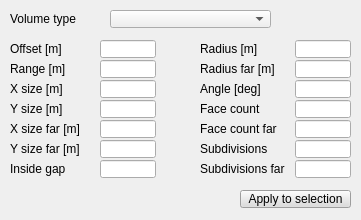
Above: ui/qdlgdetectionvolume.ui from CoppeliaRobotics/coppeliaSimLib before the change. Below: the same form after it.
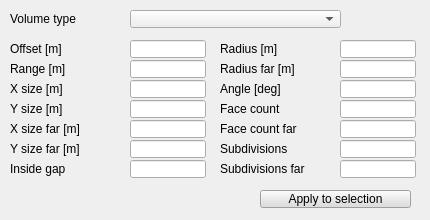
That is the form after the change.

Diff of the .ui file:
```diff
--- a/ui/qdlgdetectionvolume.ui
+++ b/ui/qdlgdetectionvolume.ui
@@ -6,7 +6,7 @@
    <rect>
     <x>0</x>
     <y>0</y>
-    <width>361</width>
+    <width>430</width>
     <height>220</height>
    </rect>
   </property>
@@ -21,7 +21,7 @@
     <rect>
      <x>10</x>
      <y>10</y>
-     <width>91</width>
+     <width>121</width>
      <height>18</height>
     </rect>
    </property>
@@ -32,9 +32,9 @@
   <widget class="QComboBox" name="qqType">
    <property name="geometry">
     <rect>
-     <x>110</x>
+     <x>130</x>
      <y>10</y>
-     <width>161</width>
+     <width>211</width>
      <height>18</height>
     </rect>
    </property>
@@ -42,9 +42,9 @@
   <widget class="QToolButton" name="qqApplyAll">
    <property name="geometry">
     <rect>
-     <x>240</x>
+     <x>260</x>
      <y>190</y>
-     <width>111</width>
+     <width>151</width>
      <height>18</height>
     </rect>
    </property>
@@ -186,6 +186,15 @@
         </color>
        </brush>
       </colorrole>
+      <colorrole role="PlaceholderText">
+       <brush brushstyle="NoBrush">
+        <color alpha="128">
+         <red>0</red>
+         <green>0</green>
+         <blue>0</blue>
+        </color>
+       </brush>
+      </colorrole>
      </active>
      <inactive>
       <colorrole role="WindowText">
@@ -323,6 +332,15 @@
         </color>
        </brush>
       </colorrole>
+      <colorrole role="PlaceholderText">
+       <brush brushstyle="NoBrush">
+        <color alpha="128">
+         <red>0</red>
+         <green>0</green>
+         <blue>0</blue>
+        </color>
+       </brush>
+      </colorrole>
      </inactive>
      <disabled>
       <colorrole role="WindowText">
@@ -460,6 +478,15 @@
         </color>
        </brush>
       </colorrole>
+      <colorrole role="PlaceholderText">
+       <brush brushstyle="NoBrush">
+        <color alpha="128">
+         <red>0</red>
+         <green>0</green>
+         <blue>0</blue>
+        </color>
+       </brush>
+      </colorrole>
      </disabled>
     </palette>
    </property>
@@ -473,9 +500,9 @@
   <widget class="QLineEdit" name="qqRadius">
    <property name="geometry">
     <rect>
-     <x>295</x>
+     <x>340</x>
      <y>40</y>
-     <width>56</width>
+     <width>76</width>
      <height>18</height>
     </rect>
    </property>
@@ -485,7 +512,7 @@
     <rect>
      <x>10</x>
      <y>80</y>
-     <width>81</width>
+     <width>121</width>
      <height>18</height>
     </rect>
    </property>
@@ -496,9 +523,9 @@
   <widget class="QLineEdit" name="qqSubdivisionsFar">
    <property name="geometry">
     <rect>
-     <x>295</x>
+     <x>340</x>
      <y>160</y>
-     <width>56</width>
+     <width>76</width>
      <height>18</height>
     </rect>
    </property>
@@ -506,9 +533,9 @@
   <widget class="QLabel" name="label_3">
    <property name="geometry">
     <rect>
-     <x>200</x>
+     <x>220</x>
      <y>40</y>
-     <width>91</width>
+     <width>121</width>
      <height>18</height>
     </rect>
    </property>
@@ -521,7 +548,7 @@
     <rect>
      <x>10</x>
      <y>40</y>
-     <width>81</width>
+     <width>121</width>
      <height>18</height>
     </rect>
    </property>
@@ -534,7 +561,7 @@
     <rect>
      <x>10</x>
      <y>100</y>
-     <width>81</width>
+     <width>121</width>
      <height>18</height>
     </rect>
    </property>
@@ -545,9 +572,9 @@
   <widget class="QLabel" name="label_8">
    <property name="geometry">
     <rect>
-     <x>200</x>
+     <x>220</x>
      <y>100</y>
-     <width>91</width>
+     <width>121</width>
      <height>18</height>
     </rect>
    </property>
@@ -560,7 +587,7 @@
     <rect>
      <x>10</x>
      <y>160</y>
-     <width>81</width>
+     <width>121</width>
      <height>18</height>
     </rect>
    </property>
@@ -571,9 +598,9 @@
   <widget class="QLineEdit" name="qqSubdivisions">
    <property name="geometry">
     <rect>
-     <x>295</x>
+     <x>340</x>
      <y>140</y>
-     <width>56</width>
+     <width>76</width>
      <height>18</height>
     </rect>
    </property>
@@ -581,9 +608,9 @@
   <widget class="QLabel" name="label_4">
    <property name="geometry">
     <rect>
-     <x>200</x>
+     <x>220</x>
      <y>60</y>
-     <width>91</width>
+     <width>121</width>
      <height>18</height>
     </rect>
    </property>
@@ -594,9 +621,9 @@
   <widget class="QLineEdit" name="qqFaceCount">
    <property name="geometry">
     <rect>
-     <x>295</x>
+     <x>340</x>
      <y>100</y>
-     <width>56</width>
+     <width>76</width>
      <height>18</height>
     </rect>
    </property>
@@ -604,9 +631,9 @@
   <widget class="QLineEdit" name="qqSizeY">
    <property name="geometry">
     <rect>
-     <x>100</x>
+     <x>130</x>
      <y>100</y>
-     <width>56</width>
+     <width>76</width>
      <height>18</height>
     </rect>
    </property>
@@ -614,9 +641,9 @@
   <widget class="QLineEdit" name="qqSizeX">
    <property name="geometry">
     <rect>
-     <x>100</x>
+     <x>130</x>
      <y>80</y>
-     <width>56</width>
+     <width>76</width>
      <height>18</height>
     </rect>
    </property>
@@ -624,9 +651,9 @@
   <widget class="QLabel" name="label_12">
    <property name="geometry">
     <rect>
-     <x>200</x>
+     <x>220</x>
      <y>140</y>
-     <width>91</width>
+     <width>121</width>
      <height>18</height>
     </rect>
    </property>
@@ -637,9 +664,9 @@
   <widget class="QLabel" name="label_11">
    <property name="geometry">
     <rect>
-     <x>200</x>
+     <x>220</x>
      <y>120</y>
-     <width>91</width>
+     <width>121</width>
      <height>18</height>
     </rect>
    </property>
@@ -650,9 +677,9 @@
   <widget class="QLineEdit" name="qqInsideGap">
    <property name="geometry">
     <rect>
-     <x>100</x>
+     <x>130</x>
      <y>160</y>
-     <width>56</width>
+     <width>76</width>
      <height>18</height>
     </rect>
    </property>
@@ -662,7 +689,7 @@
     <rect>
      <x>10</x>
      <y>60</y>
-     <width>81</width>
+     <width>121</width>
      <height>18</height>
     </rect>
    </property>
@@ -673,9 +700,9 @@
   <widget class="QLineEdit" name="qqOffset">
    <property name="geometry">
     <rect>
-     <x>100</x>
+     <x>130</x>
      <y>40</y>
-     <width>56</width>
+     <width>76</width>
      <height>18</height>
     </rect>
    </property>
@@ -683,9 +710,9 @@
   <widget class="QLineEdit" name="qqRange">
    <property name="geometry">
     <rect>
-     <x>100</x>
+     <x>130</x>
      <y>60</y>
-     <width>56</width>
+     <width>76</width>
      <height>18</height>
     </rect>
    </property>
@@ -693,9 +720,9 @@
   <widget class="QLineEdit" name="qqSizeFarY">
    <property name="geometry">
     <rect>
-     <x>100</x>
+     <x>130</x>
      <y>140</y>
-     <width>56</width>
+     <width>76</width>
      <height>18</height>
     </rect>
    </property>
@@ -703,9 +730,9 @@
   <widget class="QLineEdit" name="qqFaceCountFar">
    <property name="geometry">
     <rect>
-     <x>295</x>
+     <x>340</x>
      <y>120</y>
-     <width>56</width>
+     <width>76</width>
      <height>18</height>
     </rect>
    </property>
@@ -713,9 +740,9 @@
   <widget class="QLineEdit" name="qqAngle">
    <property name="geometry">
     <rect>
-     <x>295</x>
+     <x>340</x>
      <y>80</y>
-     <width>56</width>
+     <width>76</width>
      <height>18</height>
     </rect>
    </property>
@@ -723,9 +750,9 @@
   <widget class="QLineEdit" name="qqSizeFarX">
    <property name="geometry">
     <rect>
-     <x>100</x>
+     <x>130</x>
      <y>120</y>
-     <width>56</width>
+     <width>76</width>
      <height>18</height>
     </rect>
    </property>
@@ -733,9 +760,9 @@
   <widget class="QLabel" name="label_6">
    <property name="geometry">
     <rect>
-     <x>200</x>
+     <x>220</x>
      <y>80</y>
-     <width>91</width>
+     <width>121</width>
      <height>18</height>
     </rect>
    </property>
@@ -746,9 +773,9 @@
   <widget class="QLabel" name="label_15">
    <property name="geometry">
     <rect>
-     <x>200</x>
+     <x>220</x>
      <y>160</y>
-     <width>91</width>
+     <width>121</width>
      <height>18</height>
     </rect>
    </property>
@@ -761,7 +788,7 @@
     <rect>
      <x>10</x>
      <y>120</y>
-     <width>81</width>
+     <width>121</width>
      <height>18</height>
     </rect>
    </property>
@@ -774,7 +801,7 @@
     <rect>
      <x>10</x>
      <y>140</y>
-     <width>81</width>
+     <width>121</width>
      <height>18</height>
     </rect>
    </property>
@@ -785,9 +812,9 @@
   <widget class="QLineEdit" name="qqRadiusFar">
    <property name="geometry">
     <rect>
-     <x>295</x>
+     <x>340</x>
      <y>60</y>
-     <width>56</width>
+     <width>76</width>
      <height>18</height>
     </rect>
    </property>
```
